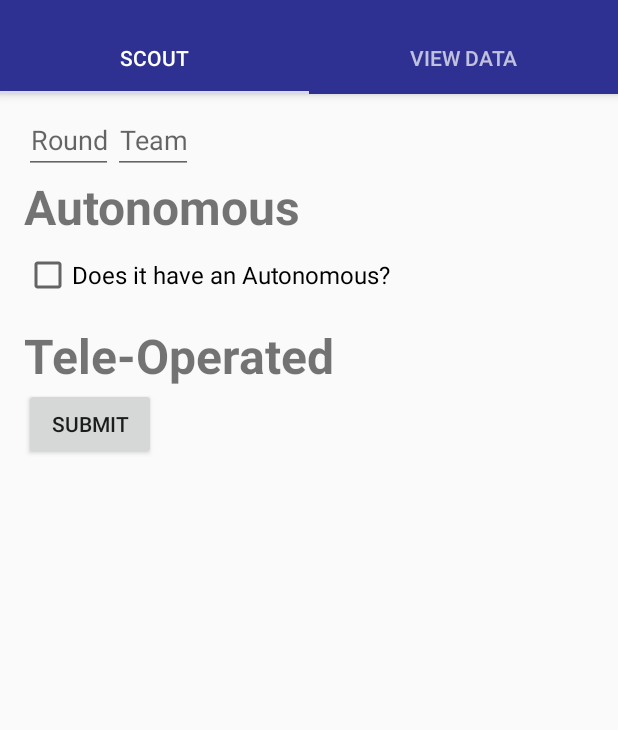
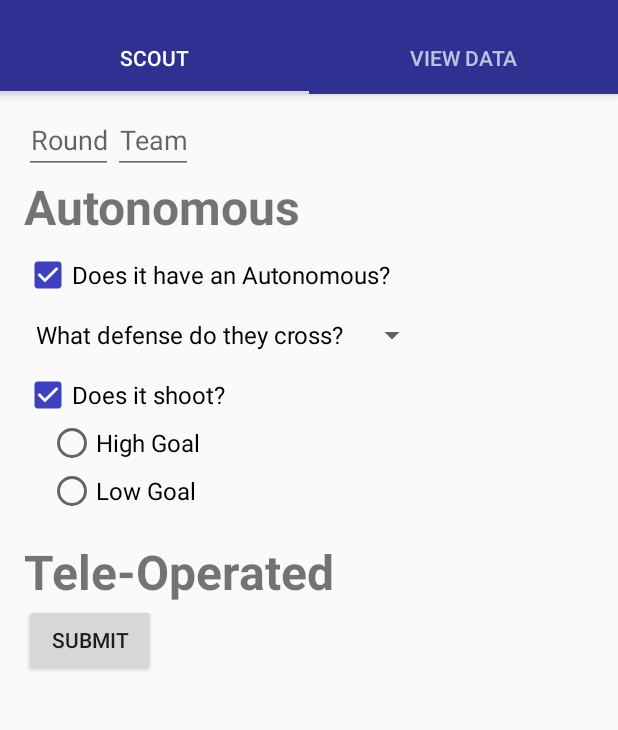
Before and after one commit to Brendon-Egolf/FRCScoutingApp2016, an Android app: the screen it shows after launch (MainActivity), after a tap on "SUBMIT", on a phone screen of 412 x 824 dp, the part 62-792 px from its top. Run offline under Robolectric (Android 15) with nearby library versions, the phone set to English and light mode, and no system bars; 3 other taps on this screen came first.

Commit message:
I done with autonomous

```diff
--- a/app/src/main/java/com/petoskeypaladins/frcscoutingapp/ScoutingSheet.java
+++ b/app/src/main/java/com/petoskeypaladins/frcscoutingapp/ScoutingSheet.java
@@ -1,6 +1,5 @@
 package com.petoskeypaladins.frcscoutingapp;
 
-import android.content.Context;
 import android.os.Bundle;
 import android.support.v4.app.Fragment;
 import android.view.KeyEvent;
@@ -8,10 +7,12 @@ import android.view.LayoutInflater;
 import android.view.View;
 import android.view.ViewGroup;
 import android.view.inputmethod.EditorInfo;
-import android.view.inputmethod.InputMethodManager;
+import android.widget.ArrayAdapter;
 import android.widget.Button;
 import android.widget.CheckBox;
 import android.widget.EditText;
+import android.widget.RadioGroup;
+import android.widget.Spinner;
 import android.widget.TextView;
 import android.widget.Toast;
 
@@ -74,16 +75,52 @@ public class ScoutingSheet extends Fragment {
             }
         });
 
+        final Spinner autonDefenseSpinner = (Spinner) view.findViewById(R.id.auton_defense_cross);
+        ArrayAdapter<CharSequence> arrayAdapter = ArrayAdapter.createFromResource(getContext(),
+                R.array.defenses, android.R.layout.simple_spinner_dropdown_item);
+
+        arrayAdapter.setDropDownViewResource(android.R.layout.simple_spinner_dropdown_item);
+
+        autonDefenseSpinner.setAdapter(arrayAdapter);
+
+        final CheckBox canAuton = (CheckBox) view.findViewById(R.id.can_auton);
+        final CheckBox canAutonShoot = (CheckBox) view.findViewById(R.id.can_auton_shoot);
+        final RadioGroup autonShootType = (RadioGroup) view.findViewById(R.id.auton_shoot_type);
+
+        canAuton.setOnClickListener(new View.OnClickListener() {
+            @Override
+            public void onClick(View v) {
+                if (canAuton.isChecked()) {
+                    autonDefenseSpinner.setVisibility(View.VISIBLE);
+                    canAutonShoot.setVisibility(View.VISIBLE);
+                } else {
+                    autonDefenseSpinner.setVisibility(View.GONE);
+                    canAutonShoot.setVisibility(View.GONE);
+                    autonShootType.setVisibility(View.GONE);
+
+                    autonDefenseSpinner.setSelection(0);
+                    canAutonShoot.setChecked(false);
+                    autonShootType.clearCheck();
+                }
+            }
+        });
+
+        canAutonShoot.setOnClickListener(new View.OnClickListener() {
+            @Override
+            public void onClick(View v) {
+                if (canAutonShoot.isChecked()) {
+                    autonShootType.setVisibility(View.VISIBLE);
+                } else {
+                    autonShootType.setVisibility(View.GONE);
+                    autonShootType.clearCheck();
+                }
+            }
+        });
 
         return view;
     }
 
-    @Override
-    public void onResume() {
-        super.onResume();
 
-
-    }
 
 
     public void submitForm() {
@@ -106,12 +143,7 @@ public class ScoutingSheet extends Fragment {
         toast.show();
     }
 
-    @Override
-    public void onActivityCreated(Bundle savedInstanceState) {
-        super.onActivityCreated(savedInstanceState);
-        final InputMethodManager imm = (InputMethodManager) getActivity().getSystemService(Context.INPUT_METHOD_SERVICE);
-        imm.hideSoftInputFromWindow(getView().getWindowToken(), 0);
-    }
+
 
 
 }
--- a/app/src/main/res/layout/fragment_scouting_sheet.xml
+++ b/app/src/main/res/layout/fragment_scouting_sheet.xml
@@ -52,10 +52,46 @@
             android:text="@string/can_auton"
             android:textSize="@dimen/item_label"
             android:layout_marginLeft="@dimen/margin_small"
-            android:layout_marginTop="@dimen/margin_x_small"
+            android:layout_marginTop="@dimen/margin_x_small" />
 
-            />
+        <Spinner android:id="@+id/auton_defense_cross"
+            android:layout_width="wrap_content"
+            android:layout_height="wrap_content"
+            android:layout_below="@id/can_auton"
+            android:layout_marginLeft="@dimen/margin_small"
+            android:visibility="gone"/>
 
+        <CheckBox android:id="@+id/can_auton_shoot"
+            android:layout_width="wrap_content"
+            android:layout_height="wrap_content"
+            android:text="@string/can_auton_shoot"
+            android:textSize="@dimen/item_label"
+            android:layout_below="@id/auton_defense_cross"
+            android:layout_marginLeft="@dimen/margin_small"
+            android:visibility="gone"/>
+
+        <RadioGroup android:id="@+id/auton_shoot_type"
+            android:layout_width="wrap_content"
+            android:layout_height="wrap_content"
+            android:layout_marginLeft="@dimen/margin_small"
+            android:layout_below="@id/can_auton_shoot"
+            android:visibility="gone">
+
+            <RadioButton android:id="@+id/auton_high_goal"
+                android:layout_width="wrap_content"
+                android:layout_height="wrap_content"
+                android:text="@string/auton_high_goal"
+                android:textSize="@dimen/item_label"
+                android:layout_marginLeft="@dimen/margin_small"/>
+
+            <RadioButton android:id="@+id/auton_low_goal"
+                android:layout_width="wrap_content"
+                android:layout_height="wrap_content"
+                android:text="@string/auton_low_goal"
+                android:textSize="@dimen/item_label"
+                android:layout_marginLeft="@dimen/margin_small"/>
+
+        </RadioGroup>
 
 
         <TextView android:id="@+id/teleop_label"
@@ -63,7 +99,7 @@
             android:layout_height="wrap_content"
             android:text="@string/teleop_mode"
             android:textSize="@dimen/header"
-            android:layout_below="@+id/can_auton"
+            android:layout_below="@id/auton_shoot_type"
             android:layout_marginLeft="@dimen/margin_small"
             android:layout_marginTop="@dimen/margin_small"
             android:textStyle="bold" />
--- a/app/src/main/res/values/strings.xml
+++ b/app/src/main/res/values/strings.xml
@@ -25,4 +25,22 @@
     <string name="submit">Submit</string>
     <string name="round_number">Round</string>
     <string name="team_number">Team</string>
+    <string name="can_auton_shoot">Does it shoot?</string>
+    <string name="auton_high_goal">High Goal</string>
+    <string name="auton_low_goal">Low Goal</string>
+
+    <string-array name="defenses">
+        <item>What defense do they cross?</item>
+        <item>Portcullis</item>
+        <item>Cheval de Frise</item>
+        <item>Moat</item>
+        <item>Ramparts</item>
+        <item>Drawbridge</item>
+        <item>Sally Port</item>
+        <item>Rock Wall</item>
+        <item>Rough Terrain</item>
+        <item>Low Bar</item>
+        <item>None</item>
+
+    </string-array>
 </resources>
```
Also changed, not shown: app/src/main/java/com/petoskeypaladins/frcscoutingapp/Stack.java (deleted, +0 -32 lines), app/src/main/res/layout/view_stack.xml (deleted, +0 -98 lines).
